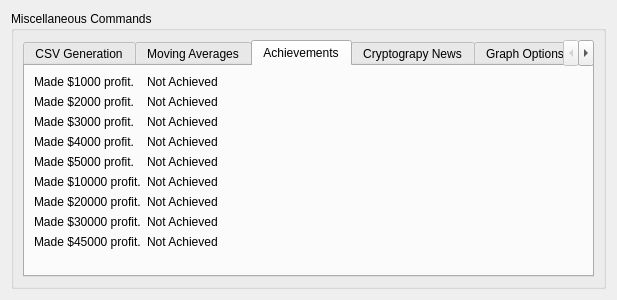
This is UI/otherCommands.ui in ZENALC/algobot as Qt 5 draws it before an edit. The edited form follows.
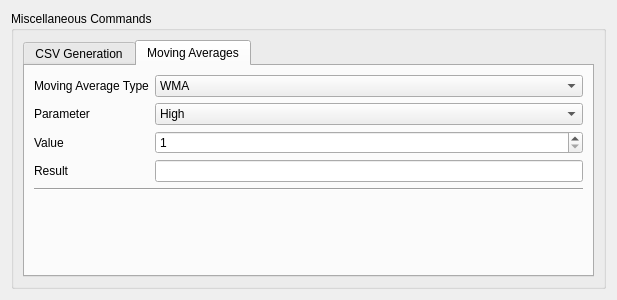
This is the edited form. The open tabs and pages were chosen to show the change.

```diff
--- a/UI/otherCommands.ui
+++ b/UI/otherCommands.ui
@@ -353,154 +353,6 @@
           </item>
          </layout>
         </widget>
-        <widget class="QWidget" name="tab_8">
-         <attribute name="title">
-          <string>Achievements</string>
-         </attribute>
-         <layout class="QFormLayout" name="formLayout">
-          <item row="0" column="0">
-           <widget class="QLabel" name="label">
-            <property name="text">
-             <string>Made $1000 profit.</string>
-            </property>
-           </widget>
-          </item>
-          <item row="0" column="1">
-           <widget class="QLabel" name="label_13">
-            <property name="text">
-             <string>Not Achieved</string>
-            </property>
-           </widget>
-          </item>
-          <item row="1" column="0">
-           <widget class="QLabel" name="label_2">
-            <property name="text">
-             <string>Made $2000 profit.</string>
-            </property>
-           </widget>
-          </item>
-          <item row="1" column="1">
-           <widget class="QLabel" name="label_14">
-            <property name="text">
-             <string>Not Achieved</string>
-            </property>
-           </widget>
-          </item>
-          <item row="2" column="0">
-           <widget class="QLabel" name="label_3">
-            <property name="text">
-             <string>Made $3000 profit.</string>
-            </property>
-           </widget>
-          </item>
-          <item row="2" column="1">
-           <widget class="QLabel" name="label_15">
-            <property name="text">
-             <string>Not Achieved</string>
-            </property>
-           </widget>
-          </item>
-          <item row="3" column="0">
-           <widget class="QLabel" name="label_7">
-            <property name="text">
-             <string>Made $4000 profit.</string>
-            </property>
-           </widget>
-          </item>
-          <item row="3" column="1">
-           <widget class="QLabel" name="label_16">
-            <property name="text">
-             <string>Not Achieved</string>
-            </property>
-           </widget>
-          </item>
-          <item row="4" column="0">
-           <widget class="QLabel" name="label_8">
-            <property name="text">
-             <string>Made $5000 profit.</string>
-            </property>
-           </widget>
-          </item>
-          <item row="4" column="1">
-           <widget class="QLabel" name="label_17">
-            <property name="text">
-             <string>Not Achieved</string>
-            </property>
-           </widget>
-          </item>
-          <item row="5" column="0">
-           <widget class="QLabel" name="label_9">
-            <property name="text">
-             <string>Made $10000 profit.</string>
-            </property>
-           </widget>
-          </item>
-          <item row="5" column="1">
-           <widget class="QLabel" name="label_18">
-            <property name="text">
-             <string>Not Achieved</string>
-            </property>
-           </widget>
-          </item>
-          <item row="6" column="0">
-           <widget class="QLabel" name="label_10">
-            <property name="text">
-             <string>Made $20000 profit.</string>
-            </property>
-           </widget>
-          </item>
-          <item row="6" column="1">
-           <widget class="QLabel" name="label_19">
-            <property name="text">
-             <string>Not Achieved</string>
-            </property>
-           </widget>
-          </item>
-          <item row="7" column="0">
-           <widget class="QLabel" name="label_11">
-            <property name="text">
-             <string>Made $30000 profit.</string>
-            </property>
-           </widget>
-          </item>
-          <item row="7" column="1">
-           <widget class="QLabel" name="label_20">
-            <property name="text">
-             <string>Not Achieved</string>
-            </property>
-           </widget>
-          </item>
-          <item row="8" column="0">
-           <widget class="QLabel" name="label_12">
-            <property name="text">
-             <string>Made $45000 profit.</string>
-            </property>
-           </widget>
-          </item>
-          <item row="8" column="1">
-           <widget class="QLabel" name="label_21">
-            <property name="text">
-             <string>Not Achieved</string>
-            </property>
-           </widget>
-          </item>
-         </layout>
-        </widget>
-        <widget class="QWidget" name="tab_6">
-         <attribute name="title">
-          <string>Cryptograpy News</string>
-         </attribute>
-        </widget>
-        <widget class="QWidget" name="tab_7">
-         <attribute name="title">
-          <string>Graph Options</string>
-         </attribute>
-        </widget>
-        <widget class="QWidget" name="tab">
-         <attribute name="title">
-          <string>Memes</string>
-         </attribute>
-        </widget>
        </widget>
       </item>
      </layout>
```
Left out of the diff: 2 changed lines with no effect on the pictures.
